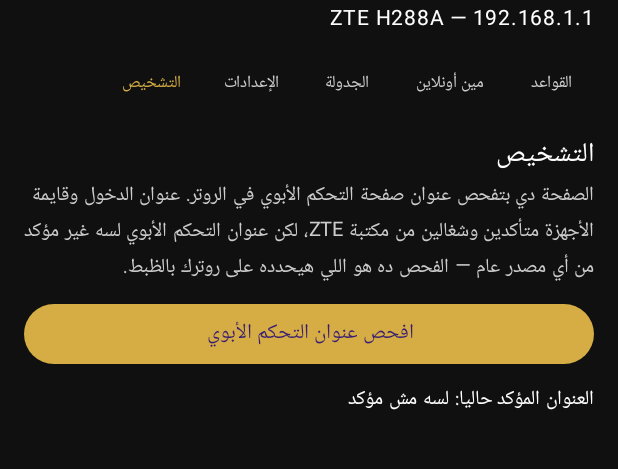
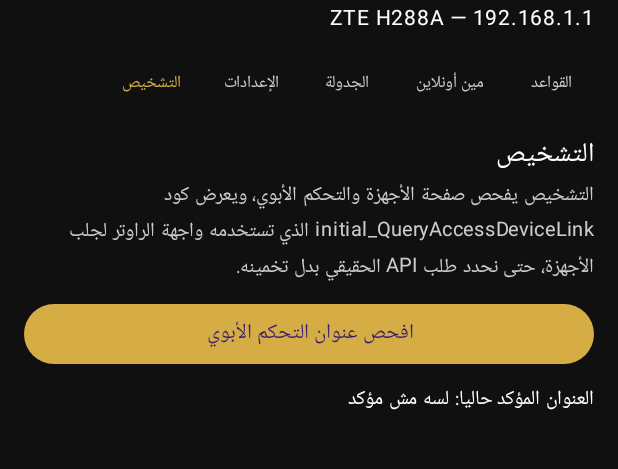
Before and after one commit to kader6000-cmd/RouterControl, an Android app built with Jetpack Compose: the screen it shows after launch (MainActivity), after a tap on "التشخيص", on a phone screen of 412 x 824 dp, the part 88-557 px from its top. Run offline under Robolectric (Android 15) with nearby library versions, the phone set to English and light mode, and no system bars; 1 statement that could not run was skipped.

Commit message:
RouterControl v1.7.2: add app/src/main/java/com/routercontrol/app/ui/Screens.kt

```diff
--- a/app/src/main/java/com/routercontrol/app/ui/Screens.kt
+++ b/app/src/main/java/com/routercontrol/app/ui/Screens.kt
@@ -373,7 +373,7 @@ object Screens {
         Column(Modifier.fillMaxSize()) {
             Text("التشخيص", color = Color.White, fontSize = 18.sp)
             Text(
-                "الصفحة دي بتفحص عنوان صفحة التحكم الأبوي في الروتر. عنوان الدخول وقايمة الأجهزة متأكدين وشغالين من مكتبة ZTE، لكن عنوان التحكم الأبوي لسه غير مؤكد من أي مصدر عام — الفحص ده هو اللي هيحدده على روترك بالظبط.",
+                "التشخيص يفحص صفحة الأجهزة والتحكم الأبوي، ويعرض كود initial_QueryAccessDeviceLink الذي تستخدمه واجهة الراوتر لجلب الأجهزة، حتى نحدد طلب API الحقيقي بدل تخمينه.",
                 color = Color.LightGray, fontSize = 13.sp
             )
             Spacer(Modifier.height(8.dp))
```
